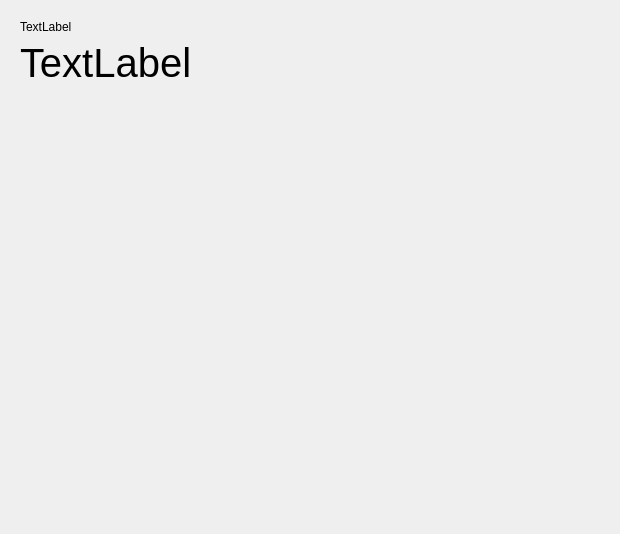
Above: application/weather/weatherwidget.ui from theCheeseboard/theTroposphere before the change. Below: the same form after it.
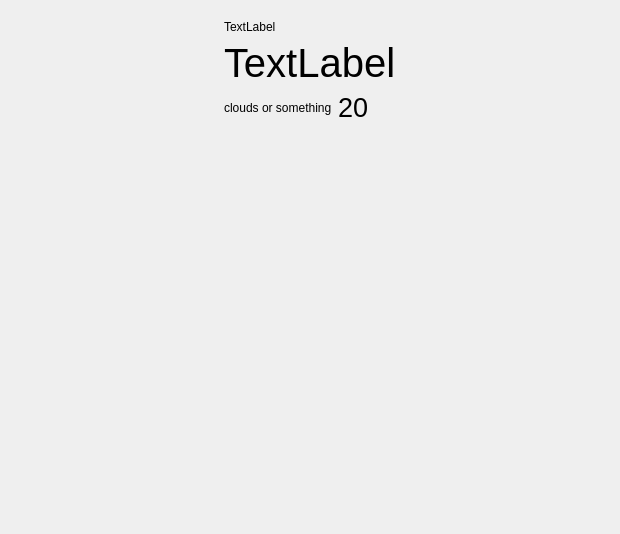
That is the form after the change.

Commit message: Add weather data

```diff
--- a/application/weather/weatherwidget.ui
+++ b/application/weather/weatherwidget.ui
@@ -14,9 +14,61 @@
    <string>Form</string>
   </property>
   <layout class="QVBoxLayout" name="verticalLayout">
+   <property name="spacing">
+    <number>0</number>
+   </property>
+   <property name="leftMargin">
+    <number>0</number>
+   </property>
+   <property name="topMargin">
+    <number>0</number>
+   </property>
+   <property name="rightMargin">
+    <number>0</number>
+   </property>
+   <property name="bottomMargin">
+    <number>0</number>
+   </property>
    <item>
-    <widget class="QWidget" name="widget" native="true">
+    <widget class="QStackedWidget" name="stackedWidget">
+     <widget class="QWidget" name="weatherPage">
+      <property name="sizePolicy">
+       <sizepolicy hsizetype="Ignored" vsizetype="Preferred">
+        <horstretch>0</horstretch>
+        <verstretch>0</verstretch>
+       </sizepolicy>
+      </property>
+      <layout class="QVBoxLayout" name="verticalLayout_3">
+       <property name="spacing">
+        <number>0</number>
+       </property>
+       <property name="leftMargin">
+        <number>0</number>
+       </property>
+       <property name="topMargin">
+        <number>0</number>
+       </property>
+       <property name="rightMargin">
+        <number>0</number>
+       </property>
+       <property name="bottomMargin">
+        <number>0</number>
+       </property>
+       <item alignment="Qt::AlignHCenter">
+        <widget class="QWidget" name="containerWidget" native="true">
      <layout class="QVBoxLayout" name="verticalLayout_2">
+          <property name="leftMargin">
+           <number>20</number>
+          </property>
+          <property name="topMargin">
+           <number>20</number>
+          </property>
+          <property name="rightMargin">
+           <number>20</number>
+          </property>
+          <property name="bottomMargin">
+           <number>20</number>
+          </property>
       <item>
        <widget class="QLabel" name="administrativeAreaLabel">
         <property name="text">
@@ -36,6 +88,35 @@
         </property>
        </widget>
       </item>
+          <item>
+           <layout class="QHBoxLayout" name="horizontalLayout">
+            <item>
+             <widget class="QLabel" name="iconLabel">
+              <property name="text">
+               <string notr="true">clouds or something</string>
+              </property>
+             </widget>
+            </item>
+            <item>
+             <widget class="QLabel" name="mainTemperatureLabel">
+              <property name="sizePolicy">
+               <sizepolicy hsizetype="Expanding" vsizetype="Preferred">
+                <horstretch>0</horstretch>
+                <verstretch>0</verstretch>
+               </sizepolicy>
+              </property>
+              <property name="font">
+               <font>
+                <pointsize>20</pointsize>
+               </font>
+              </property>
+              <property name="text">
+               <string notr="true">20</string>
+              </property>
+             </widget>
+            </item>
+           </layout>
+          </item>
      </layout>
     </widget>
    </item>
@@ -47,10 +128,15 @@
      <property name="sizeHint" stdset="0">
       <size>
        <width>20</width>
-       <height>413</height>
+           <height>379</height>
       </size>
      </property>
     </spacer>
+       </item>
+      </layout>
+     </widget>
+     <widget class="QWidget" name="page_2"/>
+    </widget>
    </item>
   </layout>
  </widget>
```
Lines whose indentation alone changed are shown as unchanged. The commit also changes 14 other files.
